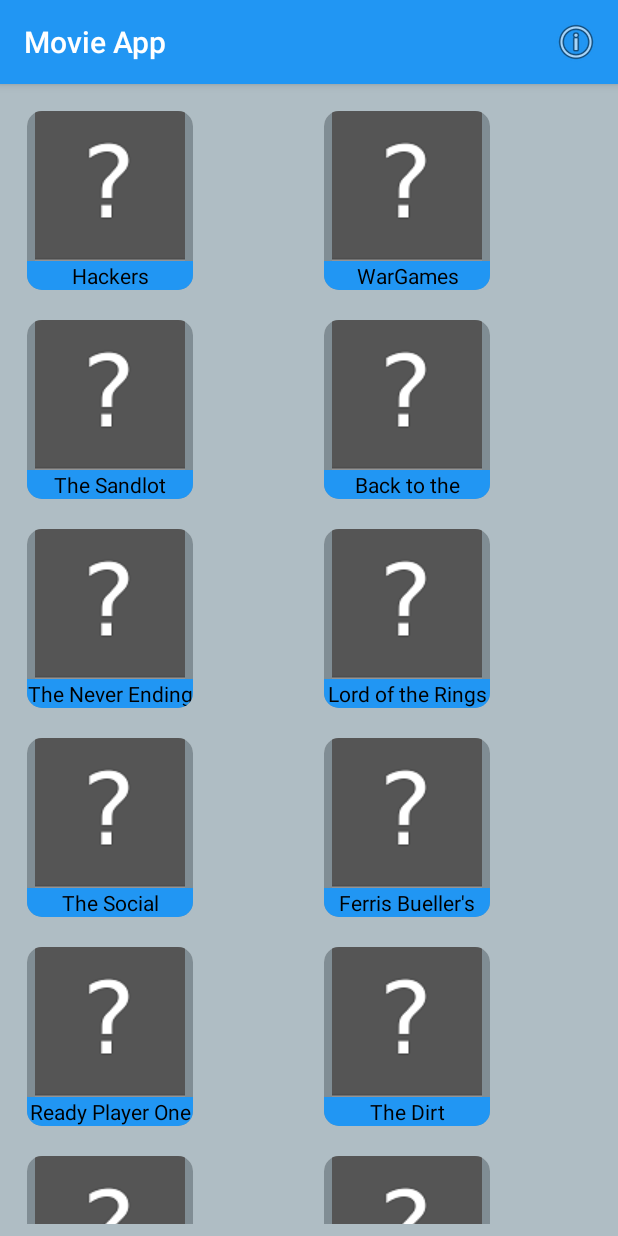
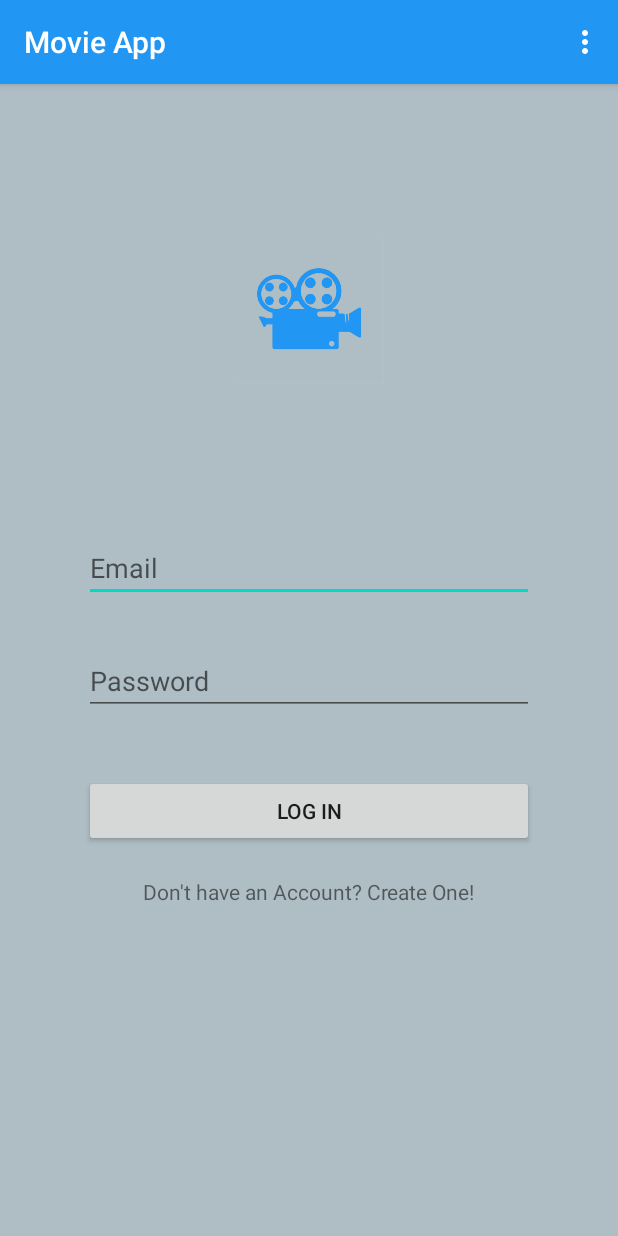
Before and after one commit to john-minney-iii/RW-BootCamp, an Android app: the screen it shows after launch (MainActivity), on a phone screen of 412 x 824 dp. Run offline under Robolectric (Android 15) with nearby library versions, the phone set to English and light mode, and no system bars.

Commit message:
Basic Layout for Login Screen

```diff
--- a/Week-5/MovieApp/app/src/main/java/com/minneydev/movieapp/MainActivity.kt
+++ b/Week-5/MovieApp/app/src/main/java/com/minneydev/movieapp/MainActivity.kt
@@ -17,12 +17,17 @@
 
     override fun onCreateOptionsMenu(menu: Menu?): Boolean {
         super.onCreateOptionsMenu(menu)
-        menuInflater.inflate(R.menu.about, menu)
+        menuInflater.inflate(R.menu.app_menu, menu)
         return true
     }
 
     override fun onOptionsItemSelected(item: MenuItem): Boolean {
-        if (item.itemId == R.id.aboutMenu) {
+        when (item.itemId) {
+            R.id.about -> { showInfo() }
+            R.id.logOut -> { logOut() }
+        }
+
+        if (item.itemId == R.id.about) {
             showInfo()
         }
         return true
@@ -35,6 +40,10 @@
             .create().show()
     }
 
+    private fun logOut() {
+        println("Add Logout Later")
+    }
+
 
 
 }
--- a/Week-5/MovieApp/app/src/main/java/com/minneydev/movieapp/data/MovieData.kt
+++ b/Week-5/MovieApp/app/src/main/java/com/minneydev/movieapp/data/MovieData.kt
@@ -72,7 +72,7 @@
     title = "The Never Ending Story",
     summary = "On his way to school, Bastian ducks into a bookstore to avoid " +
             "bullies. Sneaking away with a book called \"The Neverending Story,\" Bastian " +
-            "begins reading it in the school attic. The novel is about Fantasia, a fantasy " +
+            "begins reading it in the school attic. The novel is app_menu Fantasia, a fantasy " +
             "land threatened by \"The Nothing,\" a darkness that destroys everything it " +
             "touches. The kingdom needs the help of a human child to survive. When Bastian " +
             "reads a description of himself in the book, he begins to wonder if Fantasia is " +
--- /dev/null
+++ b/Week-5/MovieApp/app/src/main/java/com/minneydev/movieapp/fragments/LogInFragment.kt
@@ -0,0 +1,31 @@
+package com.minneydev.movieapp.fragments
+
+import android.os.Bundle
+import androidx.fragment.app.Fragment
+import android.view.LayoutInflater
+import android.view.View
+import android.view.ViewGroup
+import com.minneydev.movieapp.R
+
+class LogInFragment : Fragment() {
+
+
+    override fun onCreate(savedInstanceState: Bundle?) {
+        super.onCreate(savedInstanceState)
+
+    }
+
+    override fun onCreateView(
+        inflater: LayoutInflater, container: ViewGroup?,
+        savedInstanceState: Bundle?
+    ): View? {
+        // Inflate the layout for this fragment
+        return inflater.inflate(R.layout.fragment_log_in, container, false)
+    }
+
+    companion object {
+
+        fun newInstance(param1: String, param2: String) =
+            LogInFragment().apply {}
+    }
+}
--- a/Week-5/MovieApp/app/src/main/java/com/minneydev/movieapp/fragments/MovieFragment.kt
+++ b/Week-5/MovieApp/app/src/main/java/com/minneydev/movieapp/fragments/MovieFragment.kt
@@ -1,6 +1,5 @@
 package com.minneydev.movieapp.fragments
 
-import android.content.Context
 import android.os.Bundle
 import androidx.fragment.app.Fragment
 import android.view.LayoutInflater
--- /dev/null
+++ b/Week-5/MovieApp/app/src/main/res/layout/fragment_log_in.xml
@@ -0,0 +1,60 @@
+<?xml version="1.0" encoding="utf-8"?>
+<LinearLayout xmlns:android="http://schemas.android.com/apk/res/android"
+    xmlns:app="http://schemas.android.com/apk/res-auto"
+    xmlns:tools="http://schemas.android.com/tools"
+    android:layout_width="match_parent"
+    android:layout_height="match_parent"
+    android:background="@color/colorGrey"
+    android:orientation="vertical"
+    tools:context=".fragments.LogInFragment">
+
+    <ImageView
+        android:id="@+id/appLogo"
+        android:layout_width="wrap_content"
+        android:layout_height="wrap_content"
+        android:layout_gravity="center"
+        android:layout_marginTop="@dimen/logo_top_margin"
+        android:adjustViewBounds="true"
+        android:maxWidth="@dimen/logo_size"
+        android:maxHeight="@dimen/logo_size"
+        android:scaleType="fitCenter"
+        android:src="@drawable/movie_app_logo" />
+
+    <EditText
+        android:id="@+id/emailEditText"
+        android:layout_width="@dimen/edit_text_length"
+        android:layout_height="wrap_content"
+        android:layout_gravity="center_horizontal"
+        android:layout_marginTop="@dimen/email_edit_text_top_margin"
+        android:ems="10"
+        android:hint="@string/email"
+        android:inputType="textEmailAddress" />
+
+    <EditText
+        android:id="@+id/passwordEditText"
+        android:layout_width="@dimen/edit_text_length"
+        android:layout_height="wrap_content"
+        android:layout_gravity="center_horizontal"
+        android:layout_marginTop="@dimen/pswd_edit_text_top_margin"
+        android:ems="10"
+        android:hint="@string/password"
+        android:inputType="textPassword" />
+
+    <Button
+        android:id="@+id/loginBtn"
+        android:layout_width="@dimen/edit_text_length"
+        android:layout_height="wrap_content"
+        android:layout_gravity="center_horizontal"
+        android:layout_marginTop="@dimen/login_btn_top_margin"
+        android:text="@string/login" />
+
+    <TextView
+        android:id="@+id/registerTextView"
+        android:layout_width="wrap_content"
+        android:layout_height="wrap_content"
+        android:layout_gravity="center_horizontal"
+        android:layout_marginTop="@dimen/reg_text_view_top_margin"
+        android:clickable="true"
+        android:text="@string/register_text_view" />
+
+</LinearLayout>
--- a/Week-5/MovieApp/app/src/main/res/menu/about.xml
+++ b/Week-5/MovieApp/app/src/main/res/menu/app_menu.xml
@@ -3,9 +3,11 @@
     xmlns:android="http://schemas.android.com/apk/res/android">
 
     <item
-        android:id="@+id/aboutMenu"
-        android:icon="@android:drawable/ic_menu_info_details"
+        android:id="@+id/about"
         android:title="@string/about"
-        android:visible="true"
-        app:showAsAction="always" />
+        android:visible="true" />
+    <item
+        android:id="@+id/logOut"
+        android:title="@string/log_out"
+        app:showAsAction="never" />
 </menu>
--- a/Week-5/MovieApp/app/src/main/res/navigation/nav_graph.xml
+++ b/Week-5/MovieApp/app/src/main/res/navigation/nav_graph.xml
@@ -1,7 +1,9 @@
 <?xml version="1.0" encoding="utf-8"?>
 <navigation xmlns:android="http://schemas.android.com/apk/res/android"
-    xmlns:app="http://schemas.android.com/apk/res-auto" android:id="@+id/nav_graph"
-    app:startDestination="@id/movieFragment">
+    xmlns:app="http://schemas.android.com/apk/res-auto"
+    xmlns:tools="http://schemas.android.com/tools"
+    android:id="@+id/nav_graph"
+    app:startDestination="@id/logInFragment">
 
     <fragment
         android:id="@+id/movieFragment"
@@ -19,4 +21,9 @@
             android:name="movie_string"
             app:argType="string" />
     </fragment>
+    <fragment
+        android:id="@+id/logInFragment"
+        android:name="com.minneydev.movieapp.fragments.LogInFragment"
+        android:label="fragment_log_in"
+        tools:layout="@layout/fragment_log_in" />
 </navigation>
--- a/Week-5/MovieApp/app/src/main/res/values/dimens.xml
+++ b/Week-5/MovieApp/app/src/main/res/values/dimens.xml
@@ -19,6 +19,16 @@
     <dimen name="card_r">15dp</dimen>
     <dimen name="card_main_r">10dp</dimen>
 
+    <!-- Login Screen -->
+    <dimen name="logo_size">100dp</dimen>
+    <dimen name="logo_top_margin">100dp</dimen>
 
+    <dimen name="email_edit_text_top_margin">100dp</dimen>
+    <dimen name="pswd_edit_text_top_margin">30dp</dimen>
+    <dimen name="edit_text_length">300dp</dimen>
+
+    <dimen name="login_btn_top_margin">40dp</dimen>
+
+    <dimen name="reg_text_view_top_margin">20dp</dimen>
 
 </resources>
--- a/Week-5/MovieApp/app/src/main/res/values/strings.xml
+++ b/Week-5/MovieApp/app/src/main/res/values/strings.xml
@@ -4,6 +4,7 @@
     <string name="placeholder">Place Holder</string>
     <string name="title_activity_detail">DetailActivity</string>
     <string name="about">About</string>
+    <string name="log_out">Log Out</string>
 
     <string name="banner_descrip">Movie Banner</string>
 
@@ -14,4 +15,11 @@
     <!-- TODO: Remove or change this placeholder text -->
     <string name="hello_blank_fragment">Hello blank fragment</string>
 
+    <!-- Login Screen -->
+
+    <string name="email">Email</string>
+    <string name="password">Password</string>
+    <string name="login">Log In</string>
+    <string name="register_text_view">Don\'t have an Account? Create One!</string>
+
 </resources>
```
